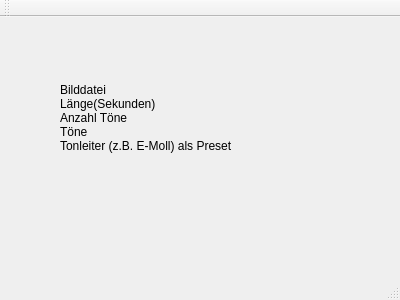
oncer/imagemusic, file imagemusicgui/mainwindow.ui: the form before one commit.
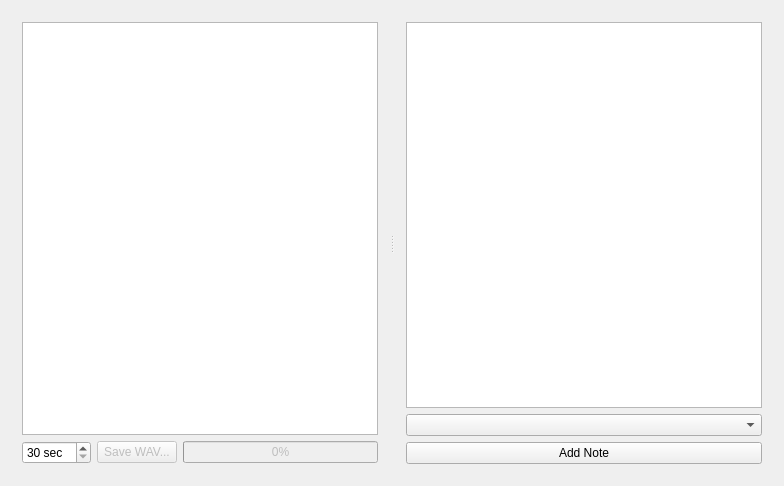
The form after the commit.

```diff
--- a/imagemusicgui/mainwindow.ui
+++ b/imagemusicgui/mainwindow.ui
@@ -6,51 +6,95 @@
    <rect>
     <x>0</x>
     <y>0</y>
-    <width>400</width>
-    <height>300</height>
+    <width>784</width>
+    <height>486</height>
    </rect>
   </property>
   <property name="windowTitle">
-   <string>MainWindow</string>
+   <string>Image to Music converter</string>
   </property>
   <widget class="QWidget" name="centralWidget">
-   <widget class="QLabel" name="label">
-    <property name="geometry">
-     <rect>
-      <x>60</x>
-      <y>50</y>
-      <width>191</width>
-      <height>101</height>
-     </rect>
-    </property>
-    <property name="text">
-     <string>Bilddatei
-Länge(Sekunden)
-Anzahl Töne
-Töne
-Tonleiter (z.B. E-Moll) als Preset</string>
-    </property>
-   </widget>
+   <layout class="QGridLayout" name="gridLayout_3">
+    <item row="0" column="0">
+     <widget class="QSplitter" name="splitter">
+      <property name="orientation">
+       <enum>Qt::Horizontal</enum>
+      </property>
+      <property name="handleWidth">
+       <number>6</number>
+      </property>
+      <widget class="QWidget" name="">
+       <layout class="QGridLayout" name="gridLayout_2">
+        <item row="0" column="0" colspan="3">
+         <widget class="QGraphicsView" name="imageView"/>
+        </item>
+        <item row="1" column="0">
+         <widget class="QSpinBox" name="durationSpinBox">
+          <property name="suffix">
+           <string> sec</string>
+          </property>
+          <property name="minimum">
+           <number>30</number>
+          </property>
+          <property name="maximum">
+           <number>300</number>
+          </property>
+          <property name="singleStep">
+           <number>5</number>
+          </property>
+         </widget>
+        </item>
+        <item row="1" column="1">
+         <widget class="QPushButton" name="saveButton">
+          <property name="enabled">
+           <bool>false</bool>
+          </property>
+          <property name="text">
+           <string>Save WAV...</string>
+          </property>
+         </widget>
+        </item>
+        <item row="1" column="2">
+         <widget class="QProgressBar" name="progressBar">
+          <property name="enabled">
+           <bool>false</bool>
+          </property>
+          <property name="value">
+           <number>0</number>
+          </property>
+         </widget>
+        </item>
+       </layout>
+      </widget>
+      <widget class="QWidget" name="">
+       <layout class="QGridLayout" name="gridLayout">
+        <item row="0" column="0" colspan="2">
+         <widget class="QListWidget" name="noteList"/>
+        </item>
+        <item row="1" column="0" colspan="2">
+         <widget class="QComboBox" name="noteCombo"/>
+        </item>
+        <item row="2" column="0" colspan="2">
+         <widget class="QPushButton" name="addNoteButton">
+          <property name="text">
+           <string>Add Note</string>
+          </property>
+         </widget>
+        </item>
+       </layout>
+      </widget>
+     </widget>
+    </item>
+   </layout>
   </widget>
-  <widget class="QMenuBar" name="menuBar">
-   <property name="geometry">
-    <rect>
-     <x>0</x>
-     <y>0</y>
-     <width>400</width>
-     <height>21</height>
-    </rect>
+  <action name="actionDelete_Note">
+   <property name="text">
+    <string>Delete Note</string>
    </property>
-  </widget>
-  <widget class="QToolBar" name="mainToolBar">
-   <attribute name="toolBarArea">
-    <enum>TopToolBarArea</enum>
-   </attribute>
-   <attribute name="toolBarBreak">
-    <bool>false</bool>
-   </attribute>
-  </widget>
-  <widget class="QStatusBar" name="statusBar"/>
+   <property name="shortcut">
+    <string>Del</string>
+   </property>
+  </action>
  </widget>
  <layoutdefault spacing="6" margin="11"/>
  <resources/>
```
